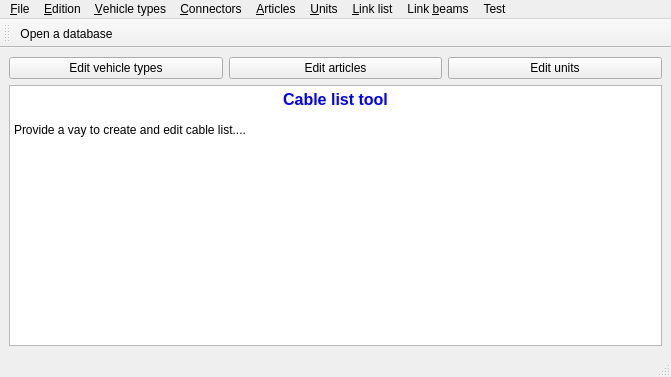
Old version of the form tools/mdtcablelist/src/mdtClMainWindow.ui in the repository scandyna/multidiagtools.
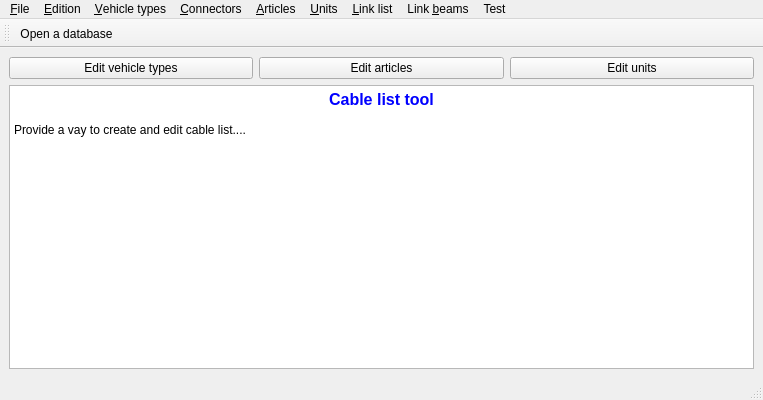
New version of the form. Icons and pictures are not drawn.

Diff of the .ui file:
```diff
--- a/tools/mdtcablelist/src/mdtClMainWindow.ui
+++ b/tools/mdtcablelist/src/mdtClMainWindow.ui
@@ -6,8 +6,8 @@
    <rect>
     <x>0</x>
     <y>0</y>
-    <width>671</width>
-    <height>377</height>
+    <width>763</width>
+    <height>400</height>
    </rect>
   </property>
   <property name="windowTitle">
@@ -62,7 +62,7 @@
     <rect>
      <x>0</x>
      <y>0</y>
-     <width>671</width>
+     <width>763</width>
      <height>21</height>
     </rect>
    </property>
```
Left out of the diff: 32 changed lines with no effect on the pictures.
